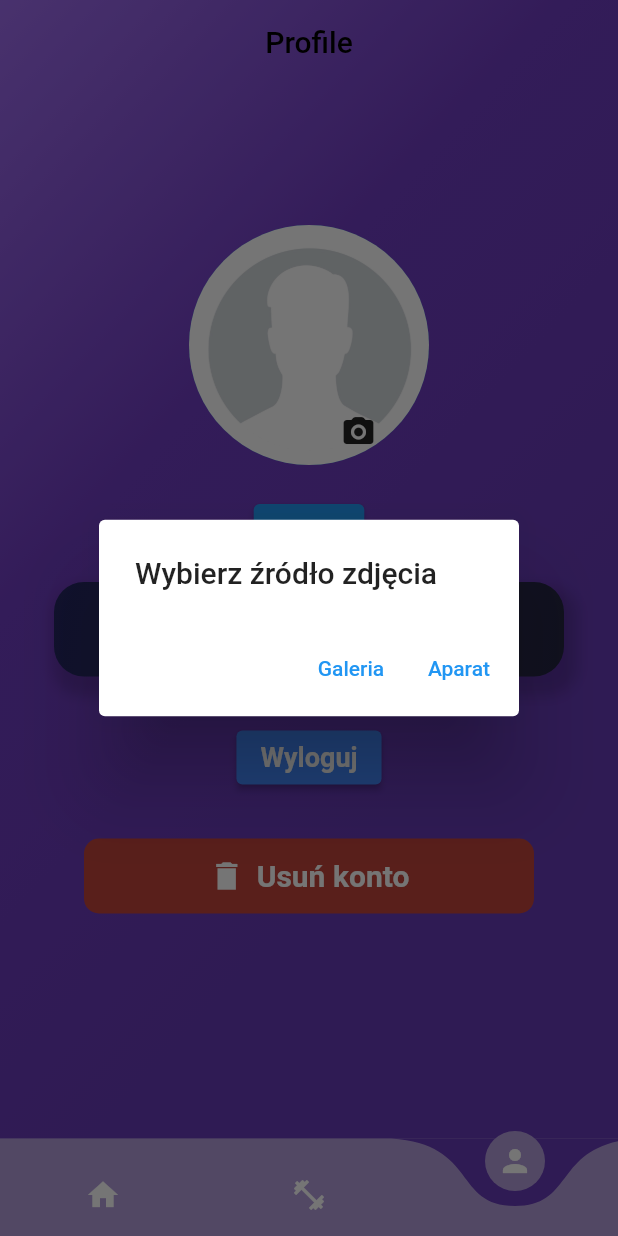
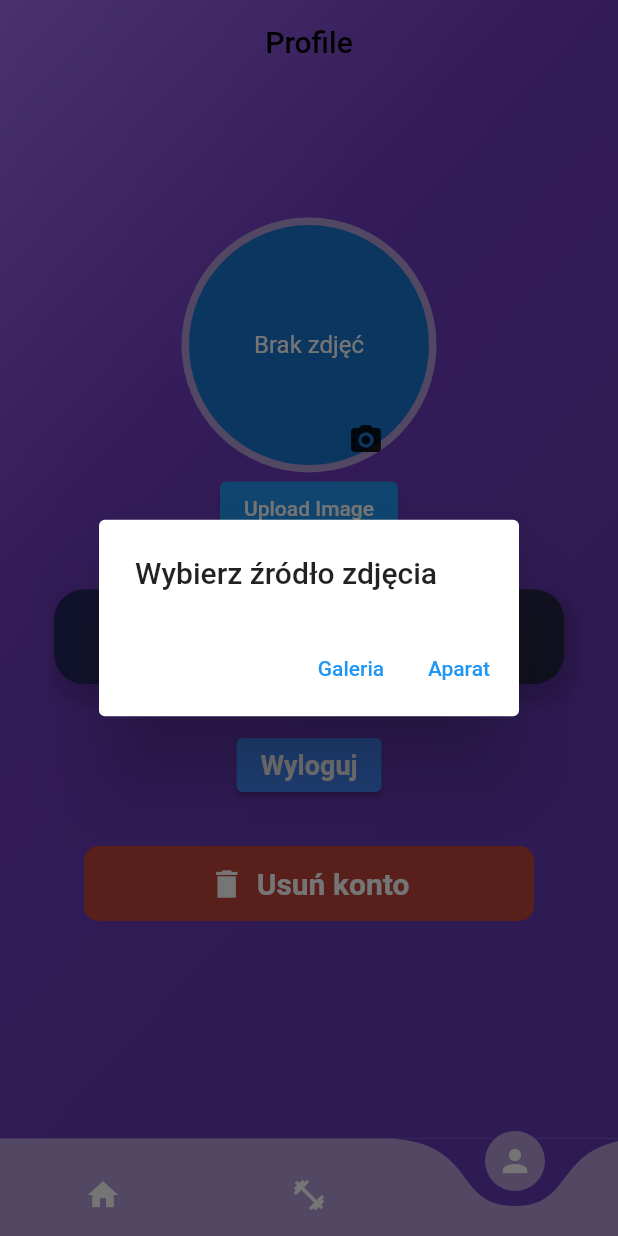
Before and after one commit to jakubzawada/this_is_your_training, a Flutter app: the screen it shows once a user with an empty profile is signed in, item 3 of the bottom bar chosen, after a tap on the "camera alt" icon, on a phone screen of 412 x 824 dp. Run offline on Flutter 3.47's test engine with Material 2 defaults, Android fonts, the phone set to English and light mode, and no system bars; drawn by our look-alikes of curved_navigation_bar; our stand-ins replace bloc, cloud_firestore, firebase_auth, firebase_core, firebase_storage, flutter_bloc and 3 more; accounts and stored records are empty.

Commit message:
Change profile picture functionality

```diff
--- a/lib/app/features/home/views/my_account_page_content.dart
+++ b/lib/app/features/home/views/my_account_page_content.dart
@@ -3,6 +3,7 @@ import 'package:flutter_bloc/flutter_bloc.dart';
 import 'package:this_is_your_training/app/cubit/root_cubit.dart';
 import 'dart:io';
 import 'package:image_picker/image_picker.dart';
+import 'package:this_is_your_training/components/profile_picture.dart';
 import 'package:this_is_your_training/repositories/documents_repository.dart';
 
 class MyAccountPageContent extends StatefulWidget {
@@ -19,7 +20,16 @@ class MyAccountPageContent extends StatefulWidget {
 
 class _MyAccountPageContentState extends State<MyAccountPageContent> {
   File? _selectedImage;
-  final DocumentsRepository _documentsRepository = DocumentsRepository();
+  final imagePicker = ImagePicker();
+  String? downloadURL;
+  late Stream<String?> imagesStream;
+
+  @override
+  void initState() {
+    super.initState();
+    imagesStream = DocumentsRepository().getLatestImageStream();
+  }
+
   @override
   Widget build(BuildContext context) {
     return Scaffold(
@@ -56,10 +66,11 @@ class _MyAccountPageContentState extends State<MyAccountPageContent> {
                 alignment: Alignment.bottomRight,
                 children: [
                   CircleAvatar(
-                    backgroundImage: _selectedImage != null
-                        ? FileImage(_selectedImage!) as ImageProvider<Object>
-                        : const AssetImage('images/Profile.jpg'),
-                    radius: 80,
+                    radius: 85,
+                    backgroundColor: Colors.deepPurple[200],
+                    child: const ProfilePicture(
+                      radius: 80,
+                    ),
                   ),
                   Positioned(
                     bottom: 10,
@@ -67,21 +78,26 @@ class _MyAccountPageContentState extends State<MyAccountPageContent> {
                     child: InkWell(
                       child: const Icon(Icons.camera_alt_rounded),
                       onTap: () {
-                        _selectProfileImage();
+                        imagePickerMethod();
                       },
                     ),
                   ),
                 ],
               ),
-              const SizedBox(height: 20),
               ElevatedButton(
                 onPressed: () {
+                  DocumentsRepository repository = DocumentsRepository();
                   if (_selectedImage != null) {
-                    _documentsRepository.uploadProfileImage(_selectedImage!);
+                    repository.uploadImage(_selectedImage!).then((downloadURL) {
+                      // Tutaj możesz wykorzystać zmienną downloadURL po przesłaniu obrazka
+                    }).catchError((error) {
+                      // Obsłuż błąd, jeśli wystąpił
+                    });
                   }
                 },
-                child: const Text('Zapisz'),
+                child: const Text('Upload Image'),
               ),
+              const SizedBox(height: 20),
               Container(
                 width: 340,
                 padding: const EdgeInsets.all(20),
@@ -171,7 +187,7 @@ class _MyAccountPageContentState extends State<MyAccountPageContent> {
     );
   }
 
-  Future<void> _selectProfileImage() async {
+  Future<void> imagePickerMethod() async {
     final imageSource = await showDialog<ImageSource>(
       context: context,
       builder: (BuildContext context) => AlertDialog(
--- /dev/null
+++ b/lib/components/profile_picture.dart
@@ -0,0 +1,57 @@
+import 'package:flutter/material.dart';
+import 'package:this_is_your_training/repositories/documents_repository.dart';
+
+class ProfilePicture extends StatefulWidget {
+  final double radius;
+
+  const ProfilePicture({
+    Key? key,
+    required this.radius,
+  }) : super(key: key);
+
+  @override
+  State<ProfilePicture> createState() => _ProfilePictureState();
+}
+
+class _ProfilePictureState extends State<ProfilePicture> {
+  late Stream<String?> imagesStream;
+
+  @override
+  void initState() {
+    super.initState();
+    imagesStream = DocumentsRepository().getLatestImageStream();
+  }
+
+  @override
+  Widget build(BuildContext context) {
+    return CircleAvatar(
+      radius: widget.radius,
+      child: StreamBuilder<String?>(
+        stream: imagesStream,
+        builder: (context, snapshot) {
+          if (snapshot.hasError) {
+            return Text('Wystąpił błąd: ${snapshot.error}');
+          }
+          if (snapshot.connectionState == ConnectionState.waiting) {
+            return const CircularProgressIndicator();
+          }
+          final imageUrl = snapshot.data;
+          if (imageUrl == null) {
+            return const Text('Brak zdjęć');
+          }
+          return Container(
+            width: widget.radius * 2,
+            height: widget.radius * 2,
+            decoration: BoxDecoration(
+              shape: BoxShape.circle,
+              image: DecorationImage(
+                image: NetworkImage(imageUrl),
+                fit: BoxFit.cover,
+              ),
+            ),
+          );
+        },
+      ),
+    );
+  }
+}
--- a/lib/repositories/documents_repository.dart
+++ b/lib/repositories/documents_repository.dart
@@ -1,5 +1,4 @@
 import 'dart:io';
-
 import 'package:cloud_firestore/cloud_firestore.dart';
 import 'package:firebase_storage/firebase_storage.dart';
 import 'package:this_is_your_training/models/document_model.dart';
@@ -440,4 +439,54 @@ class DocumentsRepository {
       await userRef.update({'photoUrl': imageUrl});
     }
   }
+
+  Future<String> uploadImage(File selectedImage) async {
+    final userId = FirebaseAuth.instance.currentUser?.uid;
+    final postID = DateTime.now().millisecondsSinceEpoch.toString();
+    FirebaseFirestore firebaseFirestore = FirebaseFirestore.instance;
+    if (userId == null) {
+      throw Exception('User is not logged in');
+    }
+    Reference ref = FirebaseStorage.instance
+        .ref()
+        .child('users/$userId/images')
+        .child("post_$postID");
+    await ref.putFile(selectedImage);
+    String downloadURL = await ref.getDownloadURL();
+
+    await firebaseFirestore
+        .collection("users")
+        .doc(userId)
+        .collection("images")
+        .add({
+      'downloadURL': downloadURL,
+      'timestamp': FieldValue
+          .serverTimestamp(), // Dodanie pola timestamp z aktualnym czasem serwera
+    });
+
+    // ignore: avoid_print
+    print(downloadURL);
+    return downloadURL;
+  }
+
+  Stream<String?> getLatestImageStream() {
+    final userId = FirebaseAuth.instance.currentUser?.uid;
+    if (userId == null) {
+      throw Exception('User is not logged in');
+    }
+    return FirebaseFirestore.instance
+        .collection('users')
+        .doc(userId)
+        .collection('images')
+        .orderBy('timestamp',
+            descending: true) // Sortowanie według pola 'timestamp' malejąco
+        .limit(1) // Ograniczenie do jednego wyniku
+        .snapshots()
+        .map((querySnapshot) {
+      if (querySnapshot.docs.isNotEmpty) {
+        return querySnapshot.docs[0]['downloadURL'] as String;
+      }
+      return null;
+    });
+  }
 }
```
